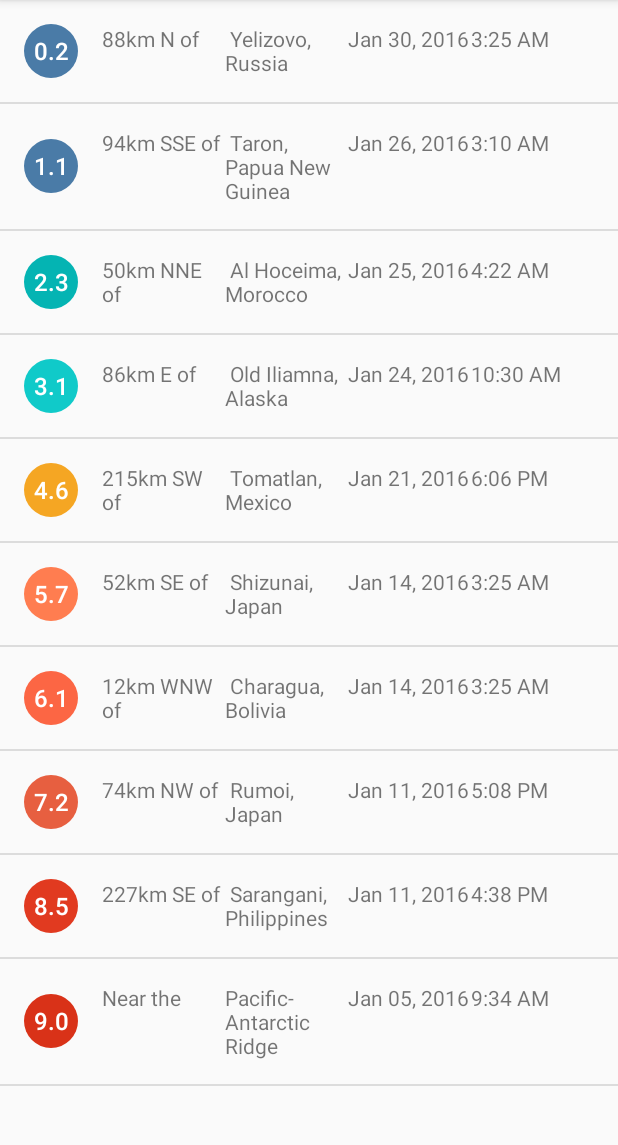
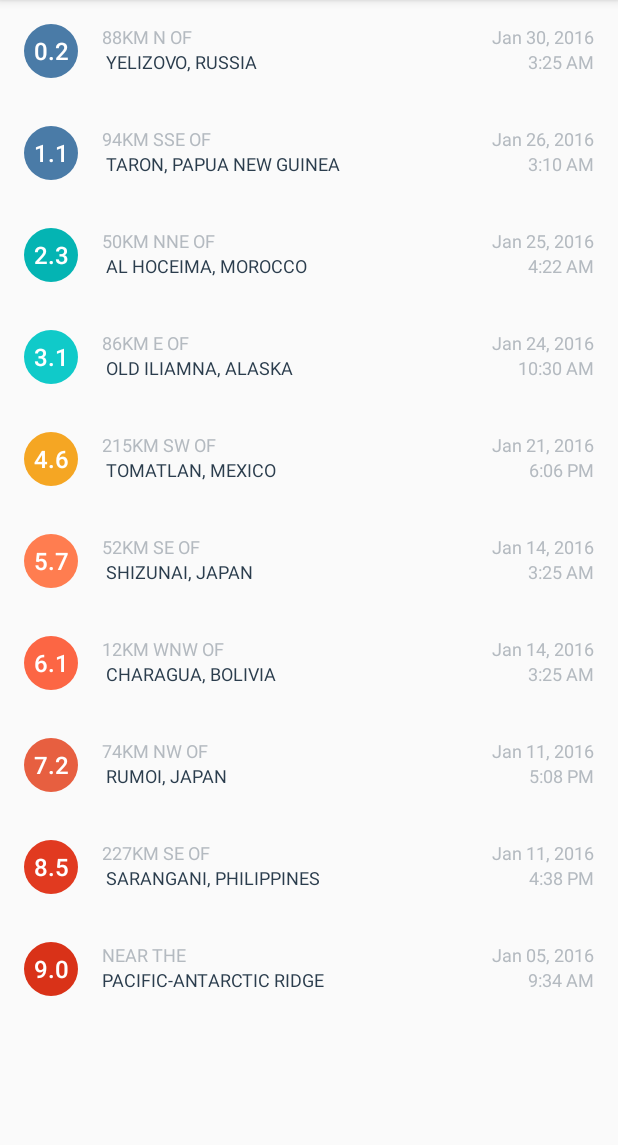
Before and after one commit to abusayedruetcse/QuakeReport, an Android app: the screen it shows after launch (EarthquakeActivity), on a phone screen of 412 x 824 dp, the part 84-1229 px from its top. Run offline under Robolectric (Android 15) with nearby library versions, the phone set to English and light mode, and no system bars.

Commit message:
Hide Divider, Location text coloring, visual polish

```diff
--- a/app/src/main/res/layout/earthquake_activity.xml
+++ b/app/src/main/res/layout/earthquake_activity.xml
@@ -3,4 +3,6 @@
     android:id="@+id/list"
     android:orientation="vertical"
     android:layout_width="match_parent"
-    android:layout_height="match_parent"/>
+    android:layout_height="match_parent"
+    android:divider="@null"
+    android:dividerHeight="0dp" />
--- a/app/src/main/res/layout/list_item.xml
+++ b/app/src/main/res/layout/list_item.xml
@@ -20,31 +20,59 @@
             android:textSize="16sp"
             tools:text="6.7"
             android:id="@+id/magnitude"/>
-        <TextView
+        <LinearLayout
             android:layout_width="0dp"
             android:layout_height="wrap_content"
-            android:layout_marginLeft="16dp"
             android:layout_weight="1"
+            android:orientation="vertical"
+            android:layout_marginLeft="16dp">
+            <TextView
+                android:layout_width="wrap_content"
+                android:layout_height="wrap_content"
+                android:maxLines="1"
+                android:ellipsize="end"
+                android:textAllCaps="true"
+                android:textColor="@color/textColorEarthquakeDetails"
+                android:textSize="12sp"
                 tools:text="Text"
                 android:id="@+id/offsetLocation"/>
             <TextView
-            android:layout_width="0dp"
+                android:layout_width="wrap_content"
                 android:layout_height="wrap_content"
                 android:layout_weight="1"
+                android:maxLines="2"
+                android:ellipsize="end"
+                android:textAllCaps="true"
+                android:textColor="@color/textColorEarthquakeLocation"
+                android:textSize="12sp"
                 tools:text="Text"
                 android:id="@+id/primaryLocation"/>
+
+        </LinearLayout>
+
+        <LinearLayout
+            android:layout_width="wrap_content"
+            android:layout_height="wrap_content"
+            android:orientation="vertical">
             <TextView
-            android:layout_width="0dp"
+                android:layout_width="wrap_content"
                 android:layout_height="wrap_content"
                 android:layout_weight="1"
+                android:layout_gravity="end"
+                android:textColor="@color/textColorEarthquakeDetails"
+                android:textSize="12sp"
                 tools:text="December 12, 2016"
                 android:id="@+id/date"/>
             <TextView
-            android:layout_width="0dp"
+                android:layout_width="wrap_content"
                 android:layout_height="wrap_content"
-            android:layout_weight="1"
-            tools:text="December 12, 2016"
+                android:layout_gravity="end"
+                android:textColor="@color/textColorEarthquakeDetails"
+                android:textSize="12sp"
+                tools:text="9:10AM"
                 android:id="@+id/time"/>
+
+        </LinearLayout>
     </LinearLayout>
 
 </android.support.constraint.ConstraintLayout>
--- a/app/src/main/res/values/colors.xml
+++ b/app/src/main/res/values/colors.xml
@@ -41,4 +41,10 @@
     <!-- Magnitude circle color for an earthquake with magnitude over 10 -->
     <color name="magnitude10plus">#C03823</color>
 
+    <!-- Text color for the details of the earthquake in the list item -->
+    <color name="textColorEarthquakeDetails">#B4BAC0</color>
+
+    <!-- Text color for the primary location of the earthquake in the list item -->
+    <color name="textColorEarthquakeLocation">#2B3D4D</color>
+
 </resources>
```
Lines whose indentation alone changed are shown as unchanged.
